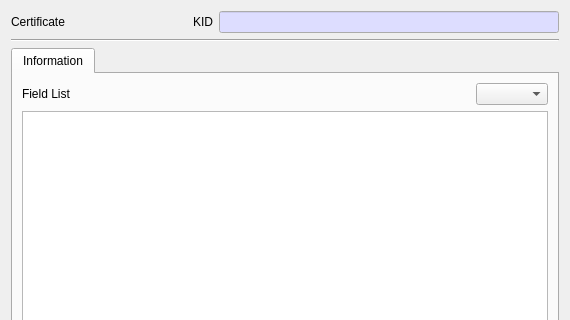
jykim74/CryptokiMan, file CryptokiMan/cert_info_dlg.ui: the form before one commit; both pictures show x 0 to 570 and y 0 to 320 of the 570 by 504 pixel window.
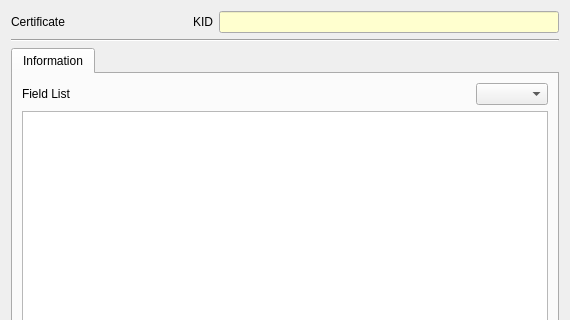
The form after the commit.

Commit message: 메세지 및 UI 개선

What changed in the file:
```diff
--- a/CryptokiMan/cert_info_dlg.ui
+++ b/CryptokiMan/cert_info_dlg.ui
@@ -47,9 +47,9 @@
           <colorrole role="Base">
            <brush brushstyle="SolidPattern">
             <color alpha="255">
-             <red>221</red>
-             <green>221</green>
-             <blue>255</blue>
+             <red>255</red>
+             <green>255</green>
+             <blue>207</blue>
             </color>
            </brush>
           </colorrole>
@@ -58,9 +58,9 @@
           <colorrole role="Base">
            <brush brushstyle="SolidPattern">
             <color alpha="255">
-             <red>221</red>
-             <green>221</green>
-             <blue>255</blue>
+             <red>255</red>
+             <green>255</green>
+             <blue>207</blue>
             </color>
            </brush>
           </colorrole>
```
The commit also changes 4 other files.
